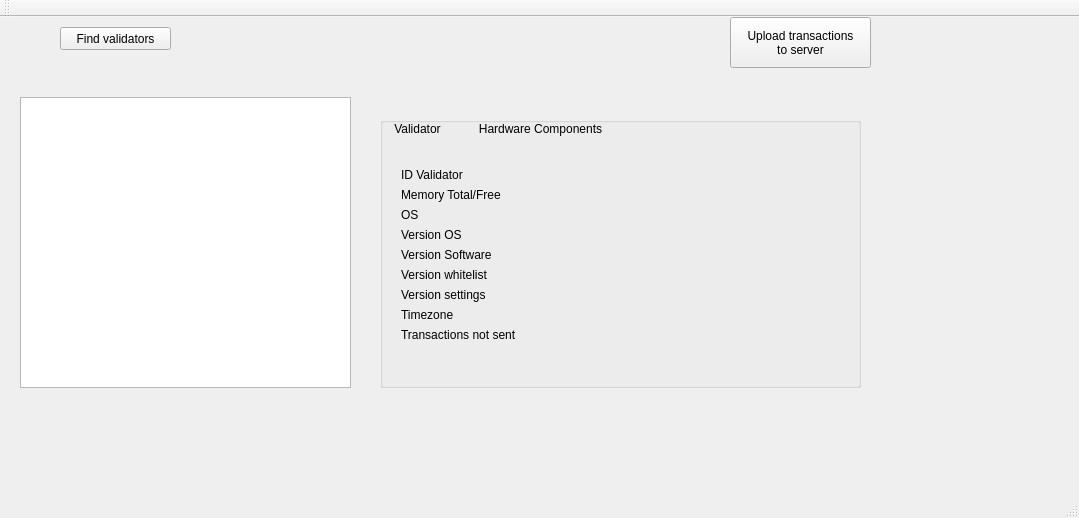
Above: updater/updater.ui from sergeysy/updater before the change. Below: the same form after it.
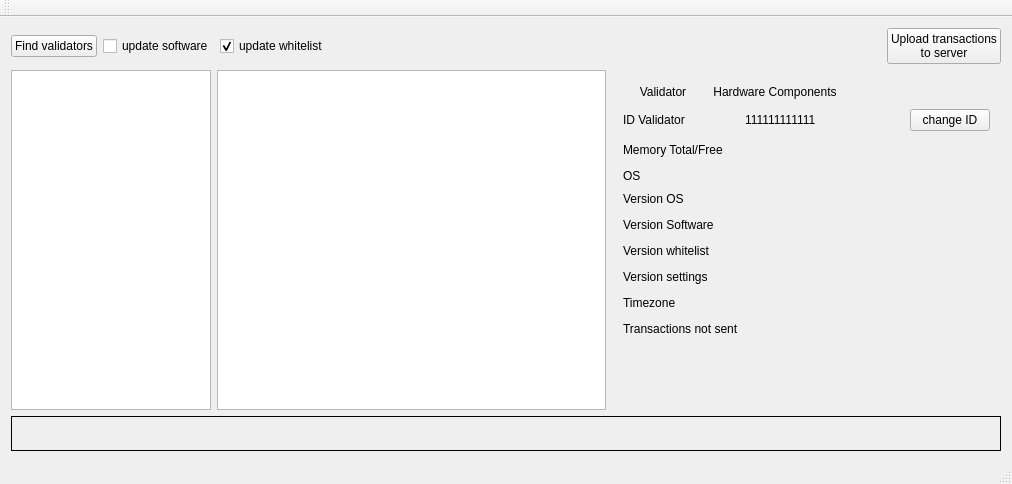
That is the form after the change.

Commit message: proxy model process update. UI design. update process transactions. . upload software and whitelist

```diff
--- a/updater/updater.ui
+++ b/updater/updater.ui
@@ -6,276 +6,484 @@
    <rect>
     <x>0</x>
     <y>0</y>
-    <width>1079</width>
-    <height>518</height>
+    <width>1012</width>
+    <height>484</height>
    </rect>
   </property>
   <property name="windowTitle">
    <string>updater</string>
   </property>
   <widget class="QWidget" name="centralWidget">
-   <widget class="QListView" name="listView">
-    <property name="geometry">
-     <rect>
-      <x>20</x>
-      <y>80</y>
-      <width>331</width>
-      <height>291</height>
-     </rect>
-    </property>
-   </widget>
+   <layout class="QGridLayout" name="gridLayout_11">
+    <item row="0" column="0" colspan="3">
+     <layout class="QHBoxLayout" name="horizontalLayout">
+      <property name="sizeConstraint">
+       <enum>QLayout::SetMinimumSize</enum>
+      </property>
+      <item>
+       <widget class="QPushButton" name="pbProcessValidators">
+        <property name="text">
+         <string>Find validators</string>
+        </property>
+       </widget>
+      </item>
+      <item>
+       <widget class="QCheckBox" name="cbUploadSoftware">
+        <property name="text">
+         <string>update software</string>
+        </property>
+       </widget>
+      </item>
+      <item>
+       <widget class="QCheckBox" name="cbUploadWhitelist">
+        <property name="enabled">
+         <bool>true</bool>
+        </property>
+        <property name="text">
+         <string>update whitelist</string>
+        </property>
+        <property name="checked">
+         <bool>true</bool>
+        </property>
+       </widget>
+      </item>
+      <item>
+       <spacer name="horizontalSpacer">
+        <property name="orientation">
+         <enum>Qt::Horizontal</enum>
+        </property>
+        <property name="sizeHint" stdset="0">
+         <size>
+          <width>40</width>
+          <height>20</height>
+         </size>
+        </property>
+       </spacer>
+      </item>
+      <item>
    <widget class="QPushButton" name="pbUploadTransactionToServer">
-    <property name="geometry">
-     <rect>
-      <x>730</x>
-      <y>0</y>
-      <width>141</width>
-      <height>51</height>
-     </rect>
-    </property>
     <property name="text">
      <string>Upload transactions
 to server</string>
     </property>
    </widget>
-   <widget class="QPushButton" name="pbProcessValidators">
-    <property name="geometry">
-     <rect>
-      <x>60</x>
-      <y>10</y>
-      <width>111</width>
-      <height>23</height>
-     </rect>
-    </property>
+      </item>
+     </layout>
+    </item>
+    <item row="1" column="0">
+     <widget class="QListView" name="listView">
+      <property name="sizePolicy">
+       <sizepolicy hsizetype="Fixed" vsizetype="Expanding">
+        <horstretch>0</horstretch>
+        <verstretch>0</verstretch>
+       </sizepolicy>
+      </property>
+      <property name="minimumSize">
+       <size>
+        <width>200</width>
+        <height>0</height>
+       </size>
+      </property>
+      <property name="maximumSize">
+       <size>
+        <width>200</width>
+        <height>16777215</height>
+       </size>
+      </property>
+     </widget>
+    </item>
+    <item row="1" column="1">
+     <widget class="QListView" name="lvStatusValidator"/>
+    </item>
+    <item row="1" column="2">
+     <widget class="QWidget" name="infoValidatorWidget" native="true">
+      <layout class="QGridLayout" name="gridLayout_10">
+       <item row="0" column="0" colspan="2">
+        <layout class="QHBoxLayout" name="horizontalLayout_2">
+         <property name="sizeConstraint">
+          <enum>QLayout::SetMinimumSize</enum>
+         </property>
+         <item>
+          <widget class="QPushButton" name="pushButton">
+           <property name="styleSheet">
+            <string notr="true">border-color: rgb(0, 0, 0);
+border-width: 2px;
+background-color: rgb(185, 185, 185);
+selection-background-color: rgb(85, 85, 255);
+</string>
+           </property>
     <property name="text">
-     <string>Find validators</string>
-    </property>
-   </widget>
-   <widget class="QGroupBox" name="groupBox">
-    <property name="geometry">
-     <rect>
-      <x>380</x>
-      <y>100</y>
-      <width>481</width>
-      <height>271</height>
-     </rect>
-    </property>
-    <property name="title">
-     <string/>
-    </property>
-    <widget class="QWidget" name="layoutWidget">
-     <property name="geometry">
-      <rect>
-       <x>10</x>
-       <y>40</y>
-       <width>451</width>
-       <height>211</height>
-      </rect>
-     </property>
-     <layout class="QFormLayout" name="formLayout">
-      <item row="0" column="0">
+            <string>Validator</string>
+           </property>
+           <property name="checkable">
+            <bool>false</bool>
+           </property>
+           <property name="flat">
+            <bool>true</bool>
+           </property>
+          </widget>
+         </item>
+         <item>
+          <widget class="QPushButton" name="pushButton_2">
+           <property name="styleSheet">
+            <string notr="true">border-color: rgb(0, 0, 0);
+border-width: 2px;
+background-color: rgb(185, 185, 185);
+selection-background-color: rgb(85, 85, 255);</string>
+           </property>
+           <property name="text">
+            <string>Hardware Components</string>
+           </property>
+           <property name="checkable">
+            <bool>false</bool>
+           </property>
+           <property name="flat">
+            <bool>true</bool>
+           </property>
+          </widget>
+         </item>
+         <item>
+          <spacer name="horizontalSpacer_2">
+           <property name="orientation">
+            <enum>Qt::Horizontal</enum>
+           </property>
+           <property name="sizeHint" stdset="0">
+            <size>
+             <width>40</width>
+             <height>20</height>
+            </size>
+           </property>
+          </spacer>
+         </item>
+        </layout>
+       </item>
+       <item row="1" column="0">
        <widget class="QLabel" name="labelIdValidator">
         <property name="text">
          <string>ID Validator</string>
         </property>
        </widget>
       </item>
-      <item row="0" column="1">
+       <item row="1" column="1">
+        <layout class="QGridLayout" name="gridLayout">
+         <item row="0" column="0">
        <widget class="QLabel" name="labelIdValidatorValue">
         <property name="text">
-         <string/>
+            <string>111111111111</string>
         </property>
        </widget>
       </item>
-      <item row="1" column="0">
+         <item row="0" column="1">
+          <spacer name="horizontalSpacer_4">
+           <property name="orientation">
+            <enum>Qt::Horizontal</enum>
+           </property>
+           <property name="sizeHint" stdset="0">
+            <size>
+             <width>18</width>
+             <height>20</height>
+            </size>
+           </property>
+          </spacer>
+         </item>
+         <item row="0" column="2">
+          <widget class="QPushButton" name="pushButton_3">
+           <property name="sizePolicy">
+            <sizepolicy hsizetype="Minimum" vsizetype="Minimum">
+             <horstretch>0</horstretch>
+             <verstretch>0</verstretch>
+            </sizepolicy>
+           </property>
+           <property name="text">
+            <string>change ID</string>
+           </property>
+          </widget>
+         </item>
+        </layout>
+       </item>
+       <item row="2" column="0" rowspan="2">
        <widget class="QLabel" name="labelMemory">
         <property name="text">
          <string>Memory Total/Free</string>
         </property>
        </widget>
       </item>
-      <item row="1" column="1">
+       <item row="2" column="1">
+        <layout class="QGridLayout" name="gridLayout_2">
+         <item row="0" column="0">
        <widget class="QLabel" name="labelMemoryValue">
         <property name="text">
          <string/>
         </property>
        </widget>
       </item>
-      <item row="2" column="0">
+         <item row="0" column="1">
+          <spacer name="horizontalSpacer_5">
+           <property name="orientation">
+            <enum>Qt::Horizontal</enum>
+           </property>
+           <property name="sizeHint" stdset="0">
+            <size>
+             <width>40</width>
+             <height>20</height>
+            </size>
+           </property>
+          </spacer>
+         </item>
+        </layout>
+       </item>
+       <item row="3" column="1" rowspan="2">
+        <layout class="QGridLayout" name="gridLayout_3">
+         <item row="0" column="0">
+          <widget class="QLabel" name="labelOSValue">
+           <property name="text">
+            <string/>
+           </property>
+          </widget>
+         </item>
+         <item row="0" column="1">
+          <spacer name="horizontalSpacer_6">
+           <property name="orientation">
+            <enum>Qt::Horizontal</enum>
+           </property>
+           <property name="sizeHint" stdset="0">
+            <size>
+             <width>40</width>
+             <height>20</height>
+            </size>
+           </property>
+          </spacer>
+         </item>
+        </layout>
+       </item>
+       <item row="4" column="0">
        <widget class="QLabel" name="labelOS">
         <property name="text">
          <string>OS</string>
         </property>
        </widget>
       </item>
-      <item row="2" column="1">
-       <widget class="QLabel" name="labelOSValue">
-        <property name="text">
-         <string/>
-        </property>
-       </widget>
-      </item>
-      <item row="3" column="0">
+       <item row="5" column="0">
        <widget class="QLabel" name="labelVersionOS">
         <property name="text">
          <string>Version OS</string>
         </property>
        </widget>
       </item>
-      <item row="3" column="1">
+       <item row="5" column="1">
+        <layout class="QGridLayout" name="gridLayout_4">
+         <item row="0" column="0">
        <widget class="QLabel" name="labelVersionOSValue">
         <property name="text">
          <string/>
         </property>
        </widget>
       </item>
-      <item row="4" column="0">
+         <item row="0" column="1">
+          <spacer name="horizontalSpacer_7">
+           <property name="orientation">
+            <enum>Qt::Horizontal</enum>
+           </property>
+           <property name="sizeHint" stdset="0">
+            <size>
+             <width>40</width>
+             <height>20</height>
+            </size>
+           </property>
+          </spacer>
+         </item>
+        </layout>
+       </item>
+       <item row="6" column="0">
        <widget class="QLabel" name="labelVersionSoftware">
         <property name="text">
          <string>Version Software</string>
         </property>
        </widget>
       </item>
-      <item row="4" column="1">
+       <item row="6" column="1">
+        <layout class="QGridLayout" name="gridLayout_5">
+         <item row="0" column="0">
        <widget class="QLabel" name="labelVersionSoftwareValue">
         <property name="text">
          <string/>
         </property>
        </widget>
       </item>
-      <item row="5" column="0">
+         <item row="0" column="1">
+          <spacer name="horizontalSpacer_8">
+           <property name="orientation">
+            <enum>Qt::Horizontal</enum>
+           </property>
+           <property name="sizeHint" stdset="0">
+            <size>
+             <width>40</width>
+             <height>20</height>
+            </size>
+           </property>
+          </spacer>
+         </item>
+        </layout>
+       </item>
+       <item row="7" column="0">
        <widget class="QLabel" name="labelVersionWhitelist">
         <property name="text">
          <string>Version whitelist</string>
         </property>
        </widget>
       </item>
-      <item row="5" column="1">
+       <item row="7" column="1">
+        <layout class="QGridLayout" name="gridLayout_6">
+         <item row="0" column="0">
        <widget class="QLabel" name="labelVersionWhitelistValue">
         <property name="text">
          <string/>
         </property>
        </widget>
       </item>
-      <item row="6" column="0">
+         <item row="0" column="1">
+          <spacer name="horizontalSpacer_9">
+           <property name="orientation">
+            <enum>Qt::Horizontal</enum>
+           </property>
+           <property name="sizeHint" stdset="0">
+            <size>
+             <width>40</width>
+             <height>20</height>
+            </size>
+           </property>
+          </spacer>
+         </item>
+        </layout>
+       </item>
+       <item row="8" column="0">
        <widget class="QLabel" name="labelVersionSettings">
         <property name="text">
          <string>Version settings</string>
         </property>
        </widget>
       </item>
-      <item row="6" column="1">
+       <item row="8" column="1">
+        <layout class="QGridLayout" name="gridLayout_7">
+         <item row="0" column="0">
        <widget class="QLabel" name="labelVersionSettingsValue">
         <property name="text">
          <string/>
         </property>
        </widget>
       </item>
-      <item row="7" column="0">
+         <item row="0" column="1">
+          <spacer name="horizontalSpacer_10">
+           <property name="orientation">
+            <enum>Qt::Horizontal</enum>
+           </property>
+           <property name="sizeHint" stdset="0">
+            <size>
+             <width>40</width>
+             <height>20</height>
+            </size>
+           </property>
+          </spacer>
+         </item>
+        </layout>
+       </item>
+       <item row="9" column="0">
        <widget class="QLabel" name="labelTimezone">
         <property name="text">
          <string>Timezone</string>
         </property>
        </widget>
       </item>
-      <item row="7" column="1">
+       <item row="9" column="1">
+        <layout class="QGridLayout" name="gridLayout_8">
+         <item row="0" column="0">
        <widget class="QLabel" name="labelTimezoneValue">
         <property name="text">
          <string/>
         </property>
        </widget>
       </item>
-      <item row="8" column="0">
+         <item row="0" column="1">
+          <spacer name="horizontalSpacer_11">
+           <property name="orientation">
+            <enum>Qt::Horizontal</enum>
+           </property>
+           <property name="sizeHint" stdset="0">
+            <size>
+             <width>40</width>
+             <height>20</height>
+            </size>
+           </property>
+          </spacer>
+         </item>
+        </layout>
+       </item>
+       <item row="10" column="0">
        <widget class="QLabel" name="labelTransactions">
         <property name="text">
          <string>Transactions not sent</string>
         </property>
        </widget>
       </item>
-      <item row="8" column="1">
+       <item row="10" column="1">
+        <layout class="QGridLayout" name="gridLayout_9">
+         <item row="0" column="0">
        <widget class="QLabel" name="labelTransactionValue">
         <property name="text">
          <string/>
         </property>
        </widget>
       </item>
-     </layout>
-    </widget>
-    <widget class="QPushButton" name="pushButton">
-     <property name="geometry">
-      <rect>
-       <x>0</x>
-       <y>0</y>
-       <width>75</width>
-       <height>23</height>
-      </rect>
-     </property>
-     <property name="styleSheet">
-      <string notr="true">border-color: rgb(0, 0, 0);
-border-width: 2px;
-background-color: rgb(185, 185, 185);
-selection-background-color: rgb(85, 85, 255);
-</string>
-     </property>
-     <property name="text">
-      <string>Validator</string>
-     </property>
-     <property name="checkable">
-      <bool>false</bool>
-     </property>
-     <property name="flat">
-      <bool>true</bool>
-     </property>
-    </widget>
-    <widget class="QPushButton" name="pushButton_2">
-     <property name="geometry">
-      <rect>
-       <x>80</x>
-       <y>0</y>
-       <width>161</width>
-       <height>23</height>
-      </rect>
-     </property>
-     <property name="styleSheet">
-      <string notr="true">border-color: rgb(0, 0, 0);
-border-width: 2px;
-background-color: rgb(185, 185, 185);
-selection-background-color: rgb(85, 85, 255);</string>
-     </property>
-     <property name="text">
-      <string>Hardware Components</string>
-     </property>
-     <property name="checkable">
-      <bool>false</bool>
-     </property>
-     <property name="flat">
-      <bool>true</bool>
-     </property>
-    </widget>
-   </widget>
+         <item row="0" column="1">
+          <spacer name="horizontalSpacer_12">
+           <property name="orientation">
+            <enum>Qt::Horizontal</enum>
+           </property>
+           <property name="sizeHint" stdset="0">
+            <size>
+             <width>40</width>
+             <height>20</height>
+            </size>
+           </property>
+          </spacer>
+         </item>
+        </layout>
+       </item>
+       <item row="11" column="1">
+        <spacer name="verticalSpacer">
+         <property name="orientation">
+          <enum>Qt::Vertical</enum>
+         </property>
+         <property name="sizeHint" stdset="0">
+          <size>
+           <width>20</width>
+           <height>0</height>
+          </size>
+         </property>
+        </spacer>
+       </item>
+      </layout>
+     </widget>
+    </item>
+    <item row="2" column="0" colspan="3">
    <widget class="QLabel" name="labelStatusDetect">
-    <property name="geometry">
-     <rect>
-      <x>220</x>
-      <y>380</y>
-      <width>611</width>
-      <height>61</height>
-     </rect>
-    </property>
     <property name="font">
      <font>
       <pointsize>22</pointsize>
      </font>
     </property>
+      <property name="autoFillBackground">
+       <bool>false</bool>
+      </property>
+      <property name="frameShape">
+       <enum>QFrame::Box</enum>
+      </property>
     <property name="text">
      <string/>
     </property>
    </widget>
-   <zorder>pbUploadTransactionToServer</zorder>
-   <zorder>pbProcessValidators</zorder>
-   <zorder>groupBox</zorder>
-   <zorder>listView</zorder>
-   <zorder>labelStatusDetect</zorder>
+    </item>
+   </layout>
   </widget>
   <widget class="QMenuBar" name="menuBar">
    <property name="geometry">
```
Left out of the diff: 2 changed lines with no effect on the pictures. Lines whose indentation alone changed are shown as unchanged. The commit also changes 7 other files.
